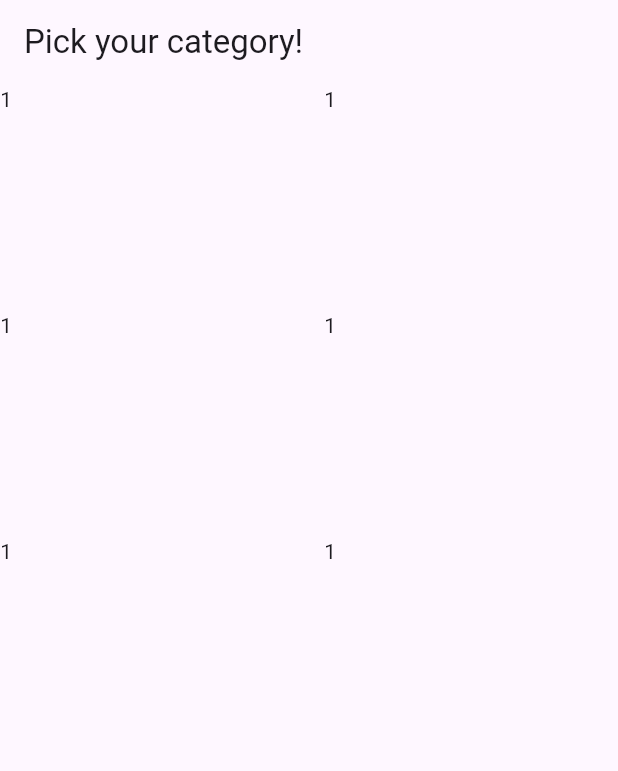
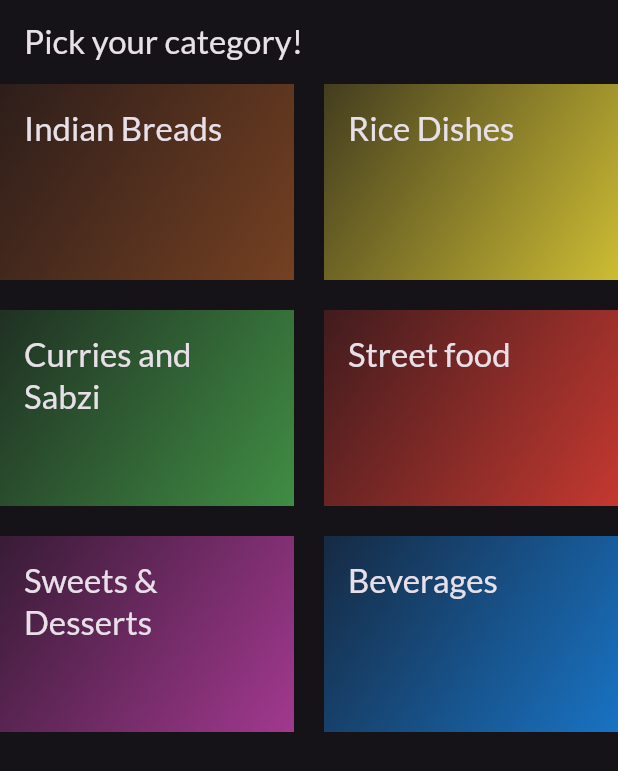
Before and after one commit to Animesh-86/Meal-App, a Flutter app: the screen it shows after launch, on a phone screen of 412 x 824 dp. Shown: the top 771 px of the screen. Run offline on Flutter 3.47's test engine with Material 3 defaults, Android fonts, the phone set to English and light mode, and no system bars; our stand-ins replace google_fonts.

Commit message:
added dummy data

```diff
--- a/meal_app/lib/data/dummy_data.dart
+++ b/meal_app/lib/data/dummy_data.dart
@@ -2,9 +2,10 @@ import 'package:flutter/material.dart';
 import 'package:meal_app/models/category.dart';
 
 const availableCategories = [
-      Category(id: 'c1', title: 'Indian Breads', color: Colors.white),
+      Category(id: 'c1', title: 'Indian Breads', color: Color.fromARGB(255, 143, 77, 36)),
       Category(id: 'c2', title: 'Rice Dishes', color: Colors.yellow),
       Category(id: 'c3', title: 'Curries and Sabzi', color: Colors.green),
       Category(id: 'c4', title: 'Street food', color: Colors.red),
-      Category(id: 'c5', title: 'Sweets & Desserts', color: Colors.brown)
+      Category(id: 'c5', title: 'Sweets & Desserts', color: Color.fromARGB(255, 201, 67, 176)),
+      Category(id: 'c6', title: 'Beverages', color: Color.fromARGB(255, 26, 141, 242)),
 ];
--- a/meal_app/lib/main.dart
+++ b/meal_app/lib/main.dart
@@ -19,6 +19,8 @@ class App extends StatelessWidget {
 
   @override
   Widget build(BuildContext context) {
-    return MaterialApp(home: CategoriesScreen());
+    return MaterialApp(
+      theme: theme,
+      home: CategoriesScreen());
   }
 }
--- a/meal_app/lib/screen/categories_screen.dart
+++ b/meal_app/lib/screen/categories_screen.dart
@@ -1,4 +1,6 @@
 import 'package:flutter/material.dart';
+import 'package:meal_app/data/dummy_data.dart';
+import 'package:meal_app/widgets/category_grid_item.dart';
 
 class CategoriesScreen extends StatelessWidget {
   const CategoriesScreen({super.key});
@@ -13,12 +15,9 @@ class CategoriesScreen extends StatelessWidget {
         crossAxisSpacing: 20,
         mainAxisSpacing: 20),
         children: [
-          Text('1'),
-          Text('1'),
-          Text('1'),
-          Text('1'),
-          Text('1'),
-          Text('1'),
+          //availableCategories.map((Category) =>  CategoryGridItem(category: category);
+          for(final category in availableCategories)
+            CategoryGridItem(category: category)
         ],
       ),
     );
--- a/meal_app/lib/widgets/category_grid_item.dart
+++ b/meal_app/lib/widgets/category_grid_item.dart
@@ -0,0 +1,28 @@
+import 'package:flutter/material.dart';
+import 'package:meal_app/models/category.dart';
+
+class CategoryGridItem extends StatelessWidget {
+  const CategoryGridItem({super.key, required this.category});
+
+  final Category category;
+
+  @override
+  Widget build(BuildContext context) {
+    return Container(
+        padding: EdgeInsets.all(16),
+      decoration: BoxDecoration(
+        gradient: LinearGradient(
+          colors: [
+            category.color.withAlpha(50),       // Instead of opacity we can use alpha (0-255) transparency
+            category.color.withAlpha(200),
+          ],
+          begin: Alignment.topLeft,
+          end: Alignment.bottomRight,
+        ),
+      ),
+      child: Text(category.title, style: Theme.of(context).textTheme.titleLarge!.copyWith(
+        color: Theme.of(context).colorScheme.onSurface,
+      ),),
+    );
+  }
+}
```
